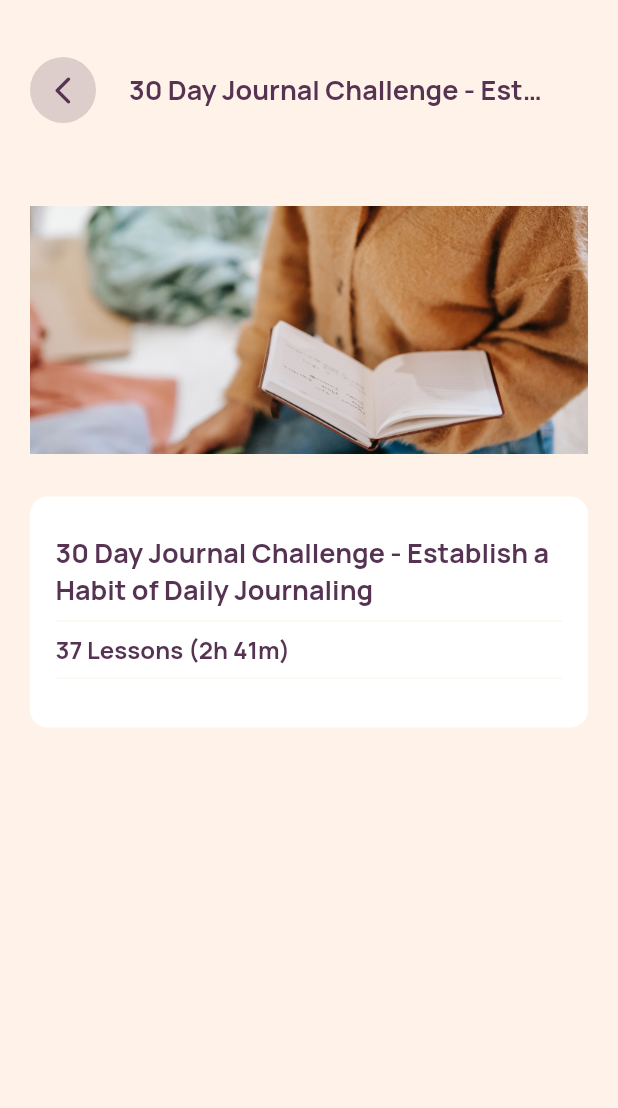
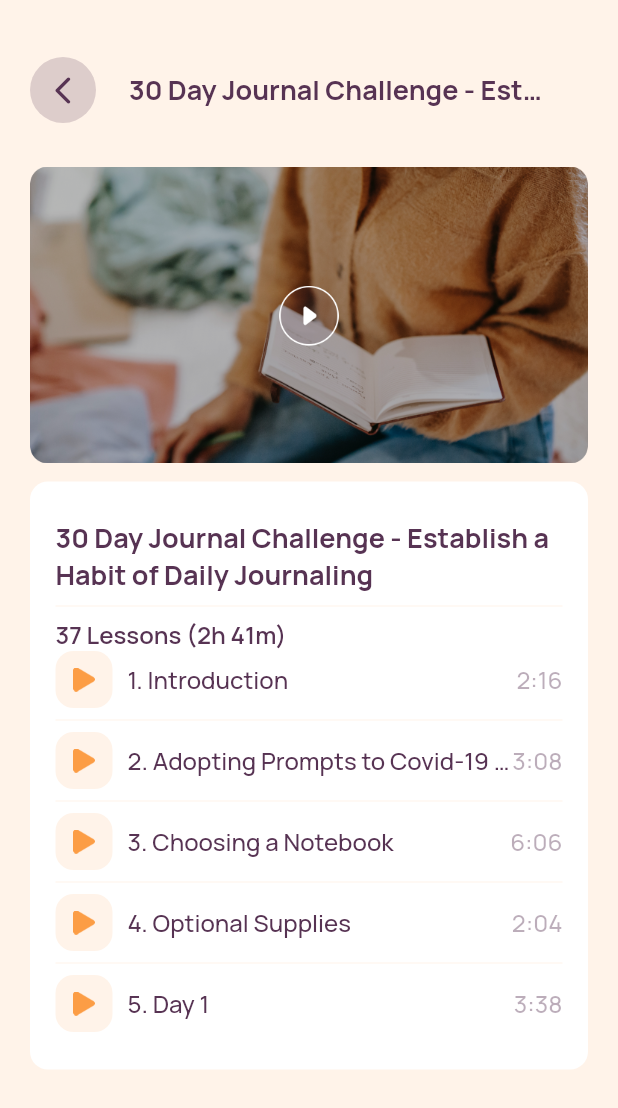
Before and after one commit to Ripat-2345/habit_builder_app, a Flutter app: the CourseScreen screen opened directly, after a tap on "30 Day Journal Challenge - Establish a H", on a phone screen of 412 x 824 dp. Shown: the top 1108 px of the screen. Run offline on Flutter 3.47's test engine with Material 2 defaults, Android fonts, the light colour scheme and no system bars; our stand-ins replace google_fonts, introduction_screen.

Commit message:
detail_course_screen done

```diff
--- a/lib/screens/course/course_screen.dart
+++ b/lib/screens/course/course_screen.dart
@@ -247,6 +247,8 @@ class _CourseScreenState extends State<CourseScreen> {
                             MaterialPageRoute(
                               builder: (context) => DetailCourseScreen(
                                 habitTitle: _habitImages[index][1],
+                                duration: _habitImages[index][2],
+                                totalLesson: _habitImages[index][3],
                               ),
                             ),
                           );
--- a/lib/screens/course/detail_course_screen.dart
+++ b/lib/screens/course/detail_course_screen.dart
@@ -3,15 +3,49 @@ import 'package:habit_builder_app/consts.dart';
 import 'package:habit_builder_app/widgets/widget_app_bar.dart';
 
 class DetailCourseScreen extends StatelessWidget {
-  const DetailCourseScreen({Key? key, required this.habitTitle})
+  DetailCourseScreen(
+      {Key? key,
+      required this.habitTitle,
+      required this.duration,
+      required this.totalLesson})
       : super(key: key);
   final String habitTitle;
+  final String duration;
+  final String totalLesson;
+  final _lessons = [
+    [
+      'assets/icons/play_icon.png',
+      'Introduction',
+      '2:16',
+    ],
+    [
+      'assets/icons/play_icon.png',
+      'Adopting Prompts to Covid-19 with social',
+      '3:08',
+    ],
+    [
+      'assets/icons/play_icon.png',
+      'Choosing a Notebook',
+      '6:06',
+    ],
+    [
+      'assets/icons/play_icon.png',
+      'Optional Supplies',
+      '2:04',
+    ],
+    [
+      'assets/icons/play_icon.png',
+      'Day 1',
+      '3:38',
+    ],
+  ];
 
   @override
   Widget build(BuildContext context) {
     return Scaffold(
       backgroundColor: thirdColor,
-      body: Padding(
+      body: SingleChildScrollView(
+        child: Padding(
           padding: const EdgeInsets.only(
             left: 20,
             top: 38,
@@ -55,7 +89,7 @@ class DetailCourseScreen extends StatelessWidget {
                 suffix: const SizedBox(),
               ),
               const SizedBox(
-              height: 38,
+                height: 28,
               ),
               Container(
                 width: double.infinity,
@@ -64,7 +98,7 @@ class DetailCourseScreen extends StatelessWidget {
                   borderRadius: BorderRadius.circular(12),
                   image: const DecorationImage(
                     image: AssetImage(
-                    "assets/images/habit1.png",
+                      "assets/images/habit1_video.png",
                     ),
                   ),
                 ),
@@ -97,15 +131,70 @@ class DetailCourseScreen extends StatelessWidget {
                       color: thirdColor,
                     ),
                     Text(
-                    "37 Lessons (2h 41m)",
+                      "$totalLesson ($duration)",
                       style: manrope.copyWith(
                         color: primaryColor,
                         fontSize: 16,
-                      fontWeight: FontWeight.w700,
+                        fontWeight: FontWeight.w600,
                       ),
                     ),
-                  Divider(
+                    ListView.separated(
+                      shrinkWrap: true,
+                      itemCount: _lessons.length,
+                      itemBuilder: (context, index) {
+                        var number = index + 1;
+                        return Row(
+                          mainAxisAlignment: MainAxisAlignment.spaceBetween,
+                          children: [
+                            Expanded(
+                              child: Row(
+                                children: [
+                                  Container(
+                                    width: 38,
+                                    height: 38,
+                                    decoration: BoxDecoration(
+                                      borderRadius: BorderRadius.circular(12),
                                       color: thirdColor,
+                                    ),
+                                    child: Center(
+                                      child: Image.asset(
+                                        _lessons[index][0],
+                                        width: 16,
+                                        height: 16,
+                                      ),
+                                    ),
+                                  ),
+                                  const SizedBox(
+                                    width: 10,
+                                  ),
+                                  Flexible(
+                                    child: Text(
+                                      "$number. ${_lessons[index][1]}",
+                                      style: manrope.copyWith(
+                                        color: primaryColor,
+                                        fontSize: 16,
+                                        fontWeight: FontWeight.w500,
+                                      ),
+                                      overflow: TextOverflow.ellipsis,
+                                    ),
+                                  ),
+                                ],
+                              ),
+                            ),
+                            Text(
+                              _lessons[index][2],
+                              style: manrope.copyWith(
+                                color: primaryColor.withOpacity(0.4),
+                                fontSize: 16,
+                                fontWeight: FontWeight.w500,
+                              ),
+                            ),
+                          ],
+                        );
+                      },
+                      separatorBuilder: (context, index) => Divider(
+                        color: thirdColor,
+                      ),
                     ),
                   ],
                 ),
@@ -113,6 +202,7 @@ class DetailCourseScreen extends StatelessWidget {
             ],
           ),
         ),
+      ),
     );
   }
 }
```
Also changed, not shown: assets/icons/lock_icon.png (added), assets/icons/play_icon.png (added), assets/images/habit1_video.png (added). Lines whose indentation alone changed are shown as unchanged.
